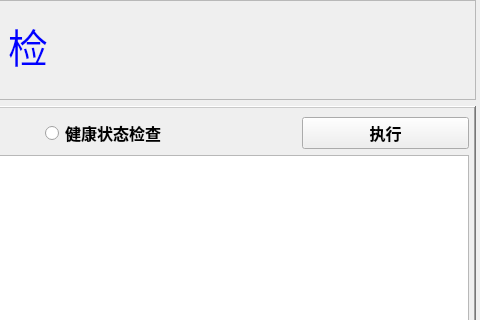
Above: ui/check.ui from tainyuhong/pyside_machine_system before the change; both pictures show x 526 to 1006 and y 0 to 320 of the 1006 by 734 pixel window. Below: the same form after it.
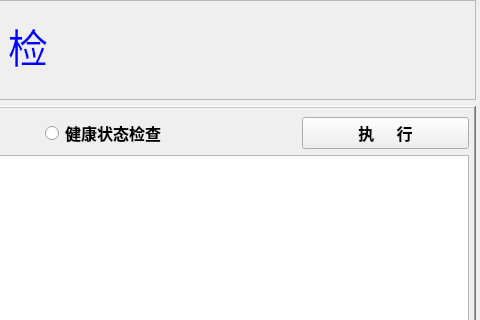
That is the form after the change.

Diff of the .ui file:
```diff
--- a/ui/check.ui
+++ b/ui/check.ui
@@ -277,7 +277,7 @@
                </font>
               </property>
               <property name="text">
-               <string>执行</string>
+               <string>执     行</string>
               </property>
               <property name="autoDefault">
                <bool>false</bool>
```
Left out of the diff: 2 changed lines with no effect on the pictures.
